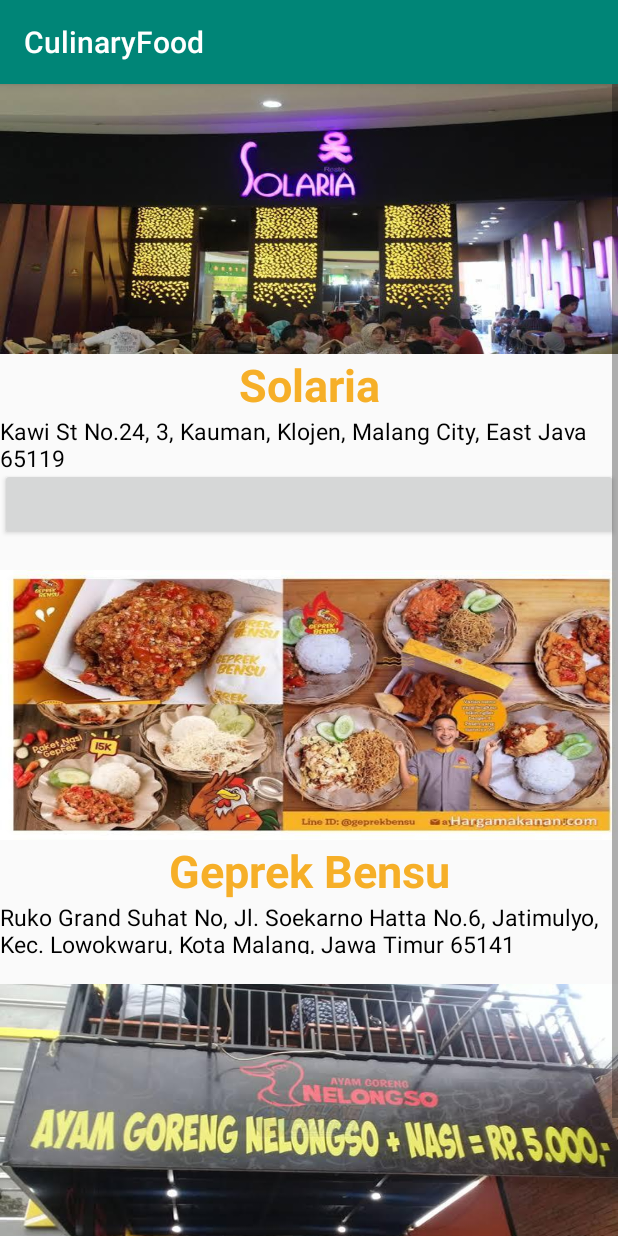
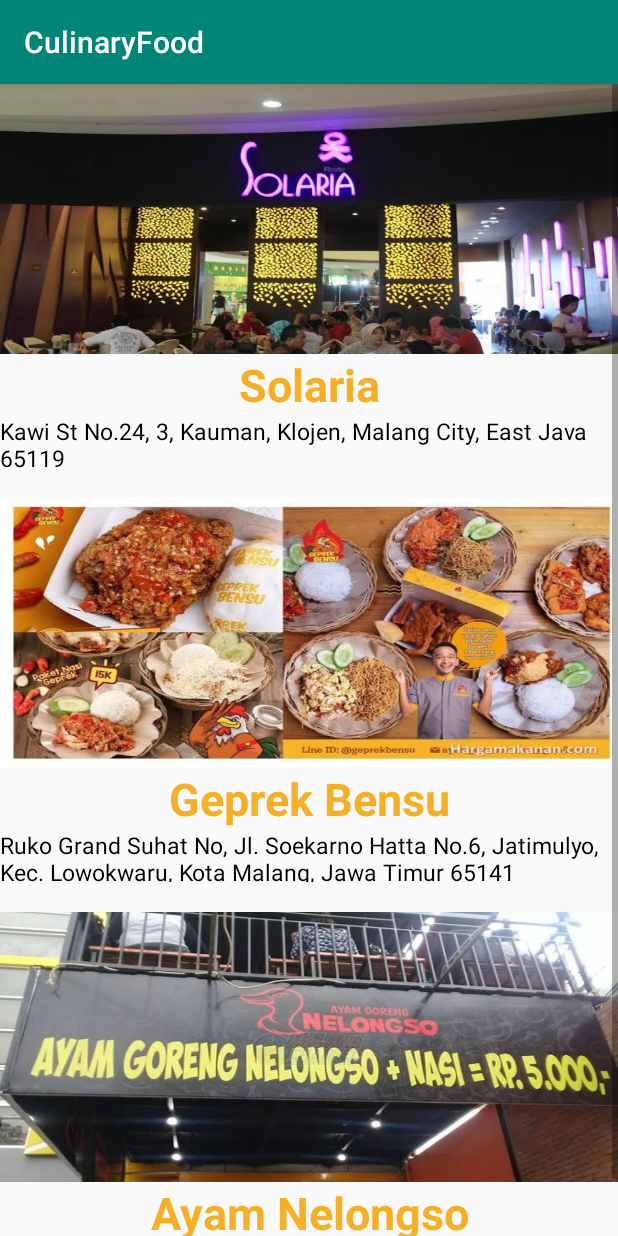
Before and after one commit to CulinaryFood/Culinary, an Android app: the screen it shows after launch (restoActivity), after a tap on "MALANG", on a phone screen of 412 x 824 dp. Run offline under Robolectric (Android 15) with nearby library versions, the phone set to English and light mode, and no system bars.

Commit message:
commit sebelum perubahan 1 activity

```diff
--- a/app/src/main/java/id/ac/polinema/culinaryfood/activities/MenuActivity.java
+++ b/app/src/main/java/id/ac/polinema/culinaryfood/activities/MenuActivity.java
@@ -27,7 +27,7 @@
         setContentView(R.layout.activity_menu);
 
         Bundle extras = getIntent().getExtras();
-        String code="";
+        String code="" , code_daerah;
 
         if(extras!=null)
         {
--- a/app/src/main/res/layout/activity_resto.xml
+++ b/app/src/main/res/layout/activity_resto.xml
@@ -40,12 +40,6 @@
         android:textColor="@color/colorBlack"
         android:textSize="15dp" />
 
-     <Button
-         android:layout_width="match_parent"
-         android:layout_height="match_parent"
-         android:id="@+id/btn1"
-         android:onClick="btn1"
-         ></Button>
 
     <ImageView
         android:layout_marginTop="20dp"
```
Also changed, not shown: app/src/main/java/id/ac/polinema/culinaryfood/activities/restoActivity.java (+51 -6 lines).
